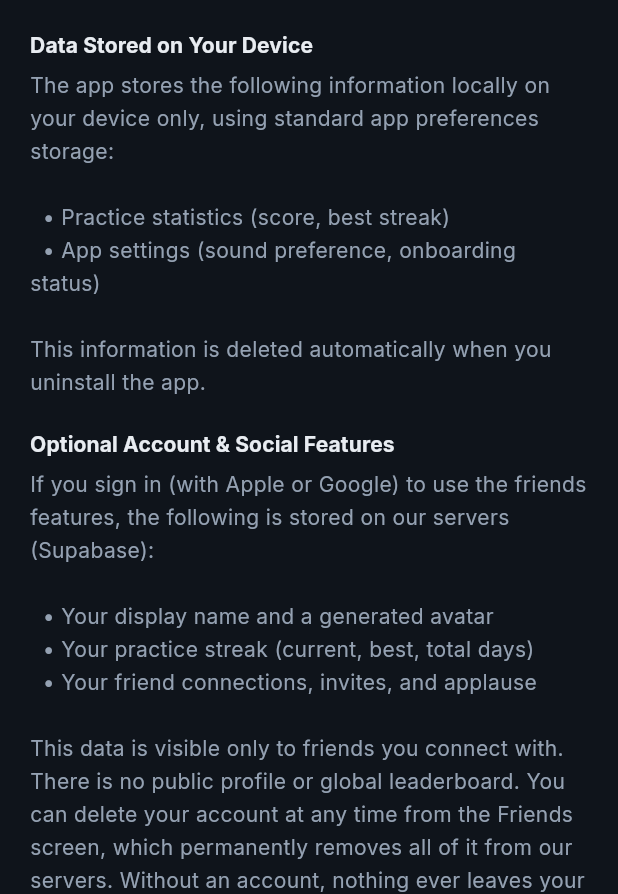
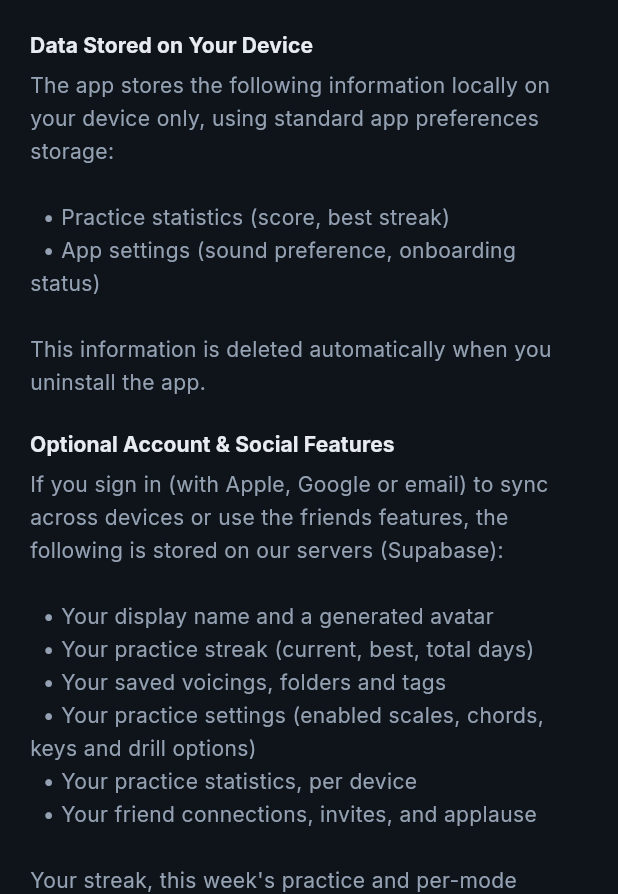
Before and after one commit to channingchea/scale-runner, a Flutter app: the _PrivacyPolicyScreen screen opened directly, on a phone screen of 412 x 824 dp, the part 342-1236 px from its top. Run offline on Flutter 3.47's test engine with Material 3 defaults, Android fonts, the phone set to English and light mode, and no system bars; our stand-ins replace app_links, audioplayers, clock, firebase_core, flutter_local_notifications, flutter_timezone and 8 more; missing offline and left inert: flutter_midi_command_platform_interface, purchases_flutter; accounts and stored records are empty; network calls fail; project files that could hold a hidden picture were left out.

Commit message:
feat(settings): an Account section, and say what syncing stores
Settings gains an Account section: signed out it is one row explaining
what an account buys and leading to the existing sign-in; signed in it
shows the display name, how fresh the sync is, a manual Sync now, and
Sign out. Sign out keeps everything on the device and only stops the
syncing, which is what both the row and the confirmation now say.

The privacy text lists the three new kinds of data and who can see them:
the streak, this week's practice and the per-mode scores reach friends,
everything else is private to the account. "Without an account, nothing
ever leaves your device" is still true and stays.

The Friends sign-in pitch leads with sync rather than the streak, since
that is now the bigger reason to have an account, and the first
successful sync says so once.

Co-Authored-By: Claude Opus 5 <noreply@anthropic.com>
Claude-Session: https://claude.ai/code/session_01S1kZbTTb4dmZYHdUCR9u62

```diff
--- a/lib/screens/settings_screen.dart
+++ b/lib/screens/settings_screen.dart
@@ -5,9 +5,12 @@ import '../notifications/notification_service.dart';
 import '../purchases/paywall_sheet.dart';
 import '../purchases/purchase_service.dart';
 import '../quiz/quiz_settings.dart';
+import '../social/social_service.dart';
+import '../sync/sync_service.dart';
 import '../theme/app_theme.dart';
 import '../theory/fretboard.dart';
 import '../ui/responsive.dart';
+import 'social_screen.dart';
 import '../widgets/fretboard_view.dart' show FretboardLabels, TwinDotMode;
 import '../widgets/timing_difficulty_selector.dart';
 
@@ -250,6 +253,9 @@ class _SettingsScreenState extends State<SettingsScreen> {
                     onChanged: (d) => setState(() => _difficulty = d),
                   ),
                   _sectionDivider(),
+                  _sectionHeader('Account'),
+                  _accountTiles(),
+                  _sectionDivider(),
                   _sectionHeader('Purchases'),
                   _unlockProTile(),
                   _restoreTile(),
@@ -347,6 +353,96 @@ class _SettingsScreenState extends State<SettingsScreen> {
           size: 16, color: AppColors.textMuted),
       onTap: _unlockPro,
     );
+  }
+
+  /// Signed out: one row that leads to sign-in. Signed in: who, how fresh
+  /// the sync is, a manual sync, and sign out. Rebuilds as either service
+  /// changes, so "Syncing..." and "Last synced" stay live.
+  Widget _accountTiles() {
+    final social = SocialService.instance;
+    final sync = SyncService.instance;
+    return ListenableBuilder(
+      listenable: Listenable.merge([social, sync]),
+      builder: (context, _) {
+        if (!social.isSignedIn) {
+          return ListTile(
+            leading:
+                const Icon(Icons.cloud_outlined, color: AppColors.textSecondary),
+            title: const Text('Sign in to back up and sync',
+                style: TextStyle(
+                    color: AppColors.textPrimary, fontWeight: FontWeight.w500)),
+            subtitle: const Text(
+                'Your voicings, practice settings, stats and streak follow '
+                'your account to every device',
+                style: TextStyle(color: AppColors.textSecondary, fontSize: 12)),
+            trailing: const Icon(Icons.chevron_right,
+                color: AppColors.textSecondary),
+            onTap: () => Navigator.of(context).push(
+                MaterialPageRoute(builder: (_) => const SocialScreen())),
+          );
+        }
+        final syncing = sync.state == SyncState.syncing;
+        return Column(
+          children: [
+            ListTile(
+              leading: Icon(
+                  sync.state == SyncState.waiting
+                      ? Icons.cloud_off_outlined
+                      : Icons.cloud_done_outlined,
+                  color: AppColors.textSecondary),
+              title: Text(social.profile?.displayName ?? 'Signed in',
+                  style: const TextStyle(
+                      color: AppColors.textPrimary,
+                      fontWeight: FontWeight.w500)),
+              subtitle: Text(_syncStatus(sync),
+                  style: const TextStyle(
+                      color: AppColors.textSecondary, fontSize: 12)),
+              trailing: syncing
+                  ? const SizedBox(
+                      width: 18,
+                      height: 18,
+                      child: CircularProgressIndicator(strokeWidth: 2))
+                  : IconButton(
+                      tooltip: 'Sync now',
+                      icon: const Icon(Icons.sync,
+                          color: AppColors.textSecondary),
+                      onPressed: sync.sync,
+                    ),
+            ),
+            ListTile(
+              leading:
+                  const Icon(Icons.logout, color: AppColors.textSecondary),
+              title: const Text('Sign out',
+                  style: TextStyle(
+                      color: AppColors.textPrimary,
+                      fontWeight: FontWeight.w500)),
+              subtitle: const Text(
+                  'Everything stays on this device; it just stops syncing',
+                  style:
+                      TextStyle(color: AppColors.textSecondary, fontSize: 12)),
+              onTap: social.signOut,
+            ),
+          ],
+        );
+      },
+    );
+  }
+
+  static String _syncStatus(SyncService sync) {
+    switch (sync.state) {
+      case SyncState.syncing:
+        return 'Syncing...';
+      case SyncState.waiting:
+        return 'Waiting for connection';
+      case SyncState.idle:
+        final at = sync.lastSyncedAt;
+        if (at == null) return 'Not synced yet';
+        final ago = DateTime.now().difference(at);
+        if (ago.inMinutes < 1) return 'Synced just now';
+        if (ago.inHours < 1) return 'Last synced ${ago.inMinutes} min ago';
+        if (ago.inDays < 1) return 'Last synced ${ago.inHours} h ago';
+        return 'Last synced ${ago.inDays} d ago';
+    }
   }
 
   Widget _restoreTile() {
@@ -472,16 +568,23 @@ class _PrivacyPolicyScreen extends StatelessWidget {
                   'the app.'),
               _section(context, 'Optional Account & Social Features'),
               _body(context,
-                  'If you sign in (with Apple or Google) to use the friends '
-                  'features, the following is stored on our servers (Supabase):\n\n'
+                  'If you sign in (with Apple, Google or email) to sync '
+                  'across devices or use the friends features, the following '
+                  'is stored on our servers (Supabase):\n\n'
                   '  • Your display name and a generated avatar\n'
                   '  • Your practice streak (current, best, total days)\n'
+                  '  • Your saved voicings, folders and tags\n'
+                  '  • Your practice settings (enabled scales, chords, keys '
+                  'and drill options)\n'
+                  '  • Your practice statistics, per device\n'
                   '  • Your friend connections, invites, and applause\n\n'
-                  'This data is visible only to friends you connect with. '
-                  'There is no public profile or global leaderboard. You can '
-                  'delete your account at any time from the Friends screen, '
-                  'which permanently removes all of it from our servers. '
-                  'Without an account, nothing ever leaves your device.'),
+                  'Your streak, this week\'s practice and per-mode scores are '
+                  'visible only to friends you connect with; everything else '
+                  'is private to your account. There is no public profile or '
+                  'global leaderboard. You can delete your account at any '
+                  'time from the Friends screen, which permanently removes '
+                  'all of it from our servers. Without an account, nothing '
+                  'ever leaves your device.'),
               _section(context, 'MIDI and Bluetooth'),
               _body(context,
                   'If you connect a MIDI keyboard via USB or Bluetooth, the app '
--- a/lib/screens/social_screen.dart
+++ b/lib/screens/social_screen.dart
@@ -4,6 +4,7 @@ import 'package:share_plus/share_plus.dart';
 import '../social/social_backend.dart';
 import '../social/social_models.dart';
 import '../social/social_service.dart';
+import '../sync/sync_service.dart';
 import '../streak/streak_service.dart';
 import '../theme/app_theme.dart';
 import '../ui/responsive.dart';
@@ -100,9 +101,10 @@ class _SocialScreenState extends State<SocialScreen> {
               ),
               const SizedBox(height: 8),
               const Text(
-                'Sign in to back up your streak, invite friends, applaud '
-                'their practice, and climb the streak leaderboard. '
-                'Everything else works without an account.',
+                'Sign in to keep your voicings, settings, stats and streak '
+                'in sync across your devices, invite friends, applaud their '
+                'practice, and climb the streak leaderboard. Everything else '
+                'works without an account.',
                 textAlign: TextAlign.center,
                 style: TextStyle(
                     color: AppColors.textSecondary, fontSize: 14, height: 1.4),
@@ -170,7 +172,14 @@ class _SocialScreenState extends State<SocialScreen> {
       ScaffoldMessenger.of(context)
           .showSnackBar(SnackBar(content: Text(error)));
     } else if (_social.isSignedIn) {
+      final messenger = ScaffoldMessenger.of(context);
       await _social.markActivitySeen();
+      // The sign-in kicked off a sync; say so once it has landed.
+      await SyncService.instance.sync();
+      if (SyncService.instance.state == SyncState.idle) {
+        messenger.showSnackBar(
+            const SnackBar(content: Text('Your library is backed up.')));
+      }
     }
   }
 
@@ -586,8 +595,8 @@ class _SocialScreenState extends State<SocialScreen> {
   Future<void> _confirmSignOut() async {
     final ok = await _confirm(
       title: 'Sign out?',
-      body: 'Your local streak stays on this device. Friends and applause '
-          'come back when you sign in again.',
+      body: 'Everything stays on this device; it just stops syncing. '
+          'Friends and applause come back when you sign in again.',
       confirmLabel: 'Sign out',
     );
     if (ok) await _social.signOut();
@@ -596,9 +605,9 @@ class _SocialScreenState extends State<SocialScreen> {
   Future<void> _confirmDelete() async {
     final ok = await _confirm(
       title: 'Delete your account?',
-      body: 'This permanently removes your profile, friendships, and synced '
-          'streak from our servers. Your local practice data stays on this '
-          'device. This can\'t be undone.',
+      body: 'This permanently removes your profile, friendships, and every '
+          'synced voicing, setting and stat from our servers. Your local '
+          'copy stays on this device. This can\'t be undone.',
       confirmLabel: 'Delete forever',
       destructive: true,
     );
```
